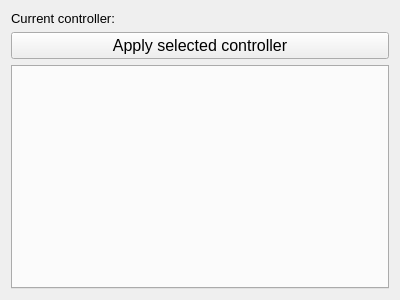
This is modules/steeringwheelcontrol/dialog/steeringwheelcontrol.ui in tud-hri/joan as Qt 5 draws it before an edit. The edited form follows.
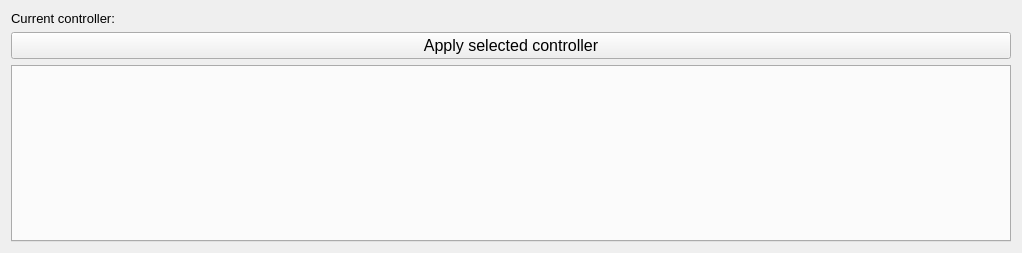
This is the edited form.

```diff
--- a/modules/steeringwheelcontrol/dialog/steeringwheelcontrol.ui
+++ b/modules/steeringwheelcontrol/dialog/steeringwheelcontrol.ui
@@ -6,8 +6,8 @@
    <rect>
     <x>0</x>
     <y>0</y>
-    <width>400</width>
-    <height>300</height>
+    <width>1018</width>
+    <height>253</height>
    </rect>
   </property>
   <property name="windowTitle">
@@ -31,6 +31,12 @@
    </item>
    <item row="2" column="0">
     <widget class="QTabWidget" name="controller_tab_widgets">
+     <property name="minimumSize">
+      <size>
+       <width>1000</width>
+       <height>0</height>
+      </size>
+     </property>
      <property name="currentIndex">
       <number>-1</number>
      </property>
```
